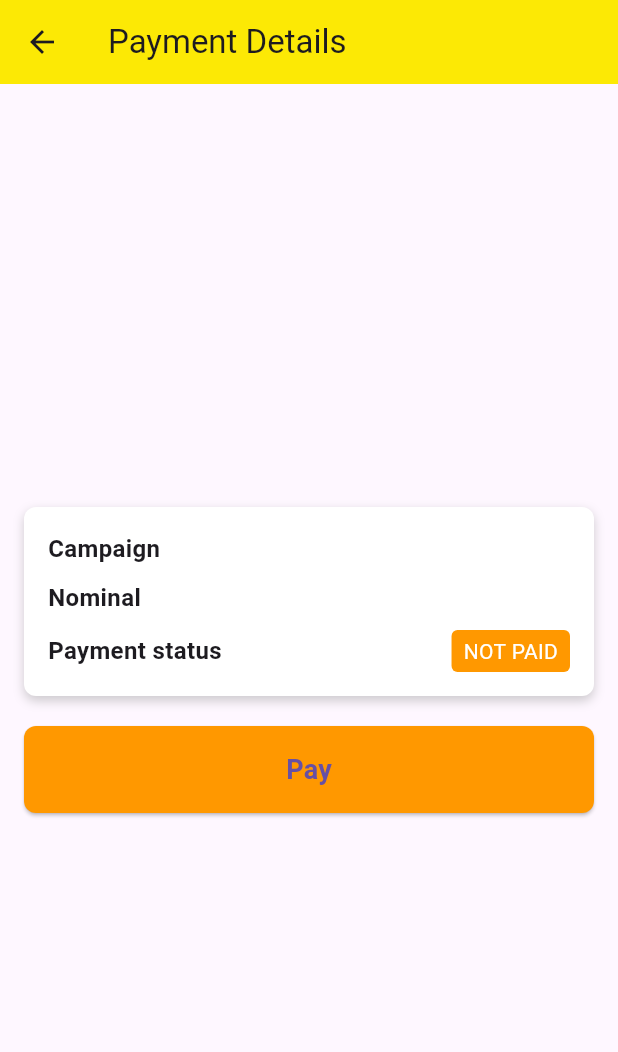
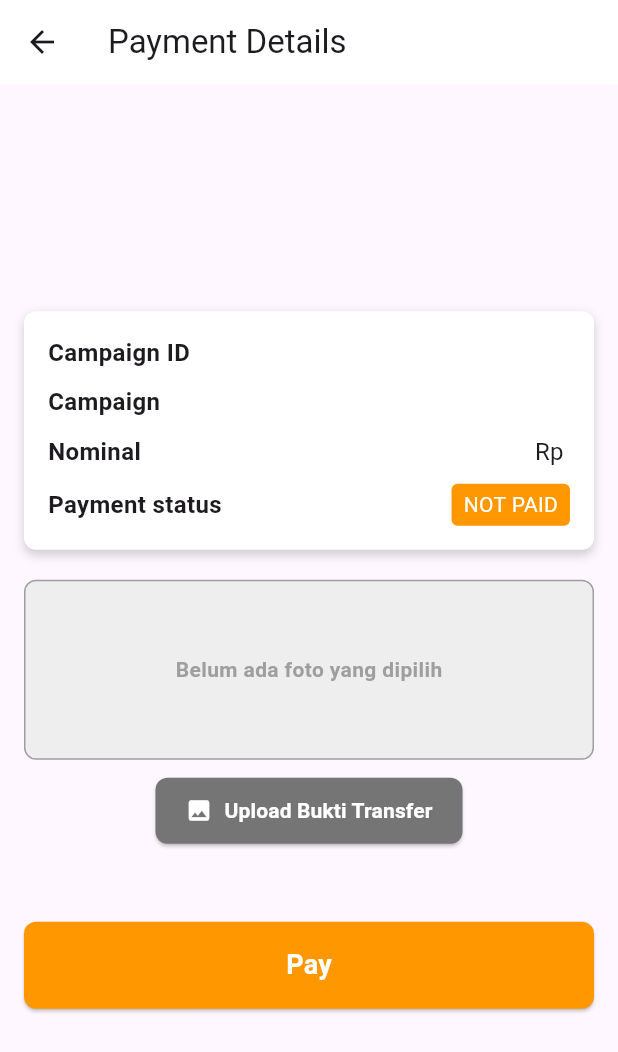
Before and after one commit to WildanHF/tubes_mobile, a Flutter app: the PaymentPage screen opened directly with empty values, on a phone screen of 412 x 824 dp. Shown: the top 1052 px of the screen. Run offline on Flutter 3.47's test engine with Material 3 defaults, Android fonts, the phone set to English and light mode, and no system bars; our stand-ins replace cool_alert, fluttertoast, image_picker, shared_preferences; missing offline and left inert: colorful_safe_area; accounts and stored records are empty.

Commit message:
update payments

```diff
--- a/tubes/lib/Home/donate/donProto.dart
+++ b/tubes/lib/Home/donate/donProto.dart
@@ -1,11 +1,14 @@
 import 'package:flutter/material.dart';
 import 'package:tubes/Home/Homepage.dart';
+import 'package:tubes/Home/donate/payments.dart';
+
 
 class Donproto extends StatelessWidget {
+  final int id;
   final String name;
   final String description;
 
-  const Donproto({Key? key, required this.name, required this.description}) : super(key: key);
+  const Donproto({Key? key, required this.id, required this.name, required this.description}) : super(key: key);
 
   @override
   Widget build(BuildContext context) {
@@ -86,7 +89,16 @@ class Donproto extends StatelessWidget {
                               alignment: Alignment.centerRight,
                               child: ElevatedButton(
   onPressed: () {
-                                  // Handle donation logic here
+    Navigator.push(
+      context,
+      MaterialPageRoute(
+        builder: (context) => PaymentPage(
+          campaignId: id.toString(), // Ganti sesuai ID campaign jika ada
+          campaignName: name,
+          donationAmount: _donationController.text,
+        ),
+      ),
+    );
   },
   child: Text('Donate'),
   style: ElevatedButton.styleFrom(
--- a/tubes/lib/Home/donate/payments.dart
+++ b/tubes/lib/Home/donate/payments.dart
@@ -2,6 +2,8 @@ import 'package:flutter/material.dart';
 import 'package:http/http.dart' as http;
 import 'dart:convert';
 import 'package:tubes/Home/Homepage.dart';
+import 'package:image_picker/image_picker.dart';
+import 'dart:io';
 
 class PaymentPage extends StatefulWidget {
   final String campaignId;
@@ -10,7 +12,7 @@ class PaymentPage extends StatefulWidget {
 
   const PaymentPage({
     Key? key,
-    required this.campaignId, // Add campaignId
+    required this.campaignId,
     required this.campaignName,
     required this.donationAmount,
   }) : super(key: key);
@@ -21,58 +23,98 @@ class PaymentPage extends StatefulWidget {
 
 class _PaymentPageState extends State<PaymentPage> {
   String paymentStatus = "NOT PAID";
+  File? _imageFile;
 
-  Future<void> makePayment() async {
+  Future<void> _pickImage() async {
+    final pickedFile =
+        await ImagePicker().pickImage(source: ImageSource.gallery);
+    if (pickedFile != null) {
+      setState(() {
+        _imageFile = File(pickedFile.path);
+      });
+    }
+  }
+
+  Future<void> createDonation() async {
     const String apiUrl = "http://192.168.100.42:3000/api/payments";
 
     try {
+      // Sesuaikan struktur data dengan yang diharapkan backend
+      final requestBody = {
+        "campaign_id": int.parse(widget.campaignId),
+        "campaign_name": widget.campaignName,
+        "donation_amount": double.parse(widget.donationAmount),
+        "payment_status": "PENDING",
+        "created_at": DateTime.now().toIso8601String(),
+      };
+
+      print('Request body: ${jsonEncode(requestBody)}');
+
       final response = await http.post(
         Uri.parse(apiUrl),
         headers: {
           "Content-Type": "application/json",
         },
-        body: jsonEncode({
-          "campaign_id": widget.campaignId,
-          "campaign_name": widget.campaignName,
-          "donation_amount": widget.donationAmount,
-          "status": "PAID", // Set initial payment status
-          "created_at": DateTime.now().toIso8601String(), // Timestamp for created_at
-          "updated_at": DateTime.now().toIso8601String(), // Timestamp for updated_at
-        }),
+        body: jsonEncode(requestBody),
       );
 
-      final data = jsonDecode(response.body);
+      print('Status code: ${response.statusCode}');
+      print('Response body: ${response.body}');
 
-      if (response.statusCode == 200 && data['success']) {
-        if (mounted) {
+      if (response.statusCode == 200 || response.statusCode == 201) {
+        final responseData = jsonDecode(response.body);
+
+        // Cek apakah response sukses
+        if (responseData['success'] == true) {
           setState(() {
             paymentStatus = "PAID";
           });
 
+          showDialog(
+            context: context,
+            barrierDismissible: false,
+            builder: (context) => AlertDialog(
+              title: const Text("Berhasil Donasi"),
+              content: const Text("Terima kasih atas donasi Anda!"),
+              actions: [
+                TextButton(
+                  onPressed: () {
+                    Navigator.of(context).pop();
+                    Navigator.pushAndRemoveUntil(
+                      context,
+                      MaterialPageRoute(builder: (context) => Homepage()),
+                      (route) => false,
+                    );
+                  },
+                  child: const Text("OK"),
+                ),
+              ],
+            ),
+          );
+        } else {
+          // Handle case where success is false
           ScaffoldMessenger.of(context).showSnackBar(
-            const SnackBar(content: Text("Payment successful!")),
+            SnackBar(content: Text("Payment failed: ${responseData['message'] ?? 'Unknown error'}")),
           );
-
-          if (mounted) {
-            Navigator.pushReplacement(
-              context,
-              MaterialPageRoute(builder: (context) => Homepage()),
-            );
-          }
         }
       } else {
-        if (mounted) {
+        // Handle HTTP error
+        try {
+          final errorData = jsonDecode(response.body);
           ScaffoldMessenger.of(context).showSnackBar(
-            const SnackBar(content: Text("Failed to process payment.")),
+            SnackBar(content: Text("Failed: ${errorData['message'] ?? errorData['error'] ?? 'Unknown error'}")),
+          );
+        } catch (e) {
+          ScaffoldMessenger.of(context).showSnackBar(
+            SnackBar(content: Text("Failed: HTTP ${response.statusCode}")),
           );
         }
       }
     } catch (e) {
-      if (mounted) {
-        ScaffoldMessenger.of(context).showSnackBar(
-          const SnackBar(content: Text("Error during payment.")),
-        );
-      }
+      print('Error: $e');
+      ScaffoldMessenger.of(context).showSnackBar(
+        SnackBar(content: Text("Error during payment: $e")),
+      );
     }
   }
 
@@ -81,7 +123,7 @@ class _PaymentPageState extends State<PaymentPage> {
     return Scaffold(
       appBar: AppBar(
         title: const Text("Payment Details"),
-        backgroundColor: const Color(0xFFFCE905),
+        backgroundColor: const Color.fromARGB(255, 255, 255, 255),
       ),
       body: Center(
         child: Padding(
@@ -110,11 +152,12 @@ class _PaymentPageState extends State<PaymentPage> {
                       mainAxisAlignment: MainAxisAlignment.spaceBetween,
                       children: [
                         const Text(
-                          "Campaign",
-                          style: TextStyle(fontSize: 16, fontWeight: FontWeight.bold),
+                          "Campaign ID",
+                          style: TextStyle(
+                              fontSize: 16, fontWeight: FontWeight.bold),
                         ),
                         Text(
-                          widget.campaignName,
+                          widget.campaignId,
                           style: const TextStyle(fontSize: 16),
                         ),
                       ],
@@ -124,11 +167,30 @@ class _PaymentPageState extends State<PaymentPage> {
                       mainAxisAlignment: MainAxisAlignment.spaceBetween,
                       children: [
                         const Text(
+                          "Campaign",
+                          style: TextStyle(
+                              fontSize: 16, fontWeight: FontWeight.bold),
+                        ),
+                        Flexible(
+                          child: Text(
+                            widget.campaignName,
+                            style: const TextStyle(fontSize: 16),
+                            textAlign: TextAlign.end,
+                          ),
+                        ),
+                      ],
+                    ),
+                    const SizedBox(height: 10),
+                    Row(
+                      mainAxisAlignment: MainAxisAlignment.spaceBetween,
+                      children: [
+                        const Text(
                           "Nominal",
-                          style: TextStyle(fontSize: 16, fontWeight: FontWeight.bold),
+                          style: TextStyle(
+                              fontSize: 16, fontWeight: FontWeight.bold),
                         ),
                         Text(
-                          widget.donationAmount,
+                          "Rp ${widget.donationAmount}",
                           style: const TextStyle(fontSize: 16),
                         ),
                       ],
@@ -139,7 +201,8 @@ class _PaymentPageState extends State<PaymentPage> {
                       children: [
                         const Text(
                           "Payment status",
-                          style: TextStyle(fontSize: 16, fontWeight: FontWeight.bold),
+                          style: TextStyle(
+                              fontSize: 16, fontWeight: FontWeight.bold),
                         ),
                         Container(
                           padding: const EdgeInsets.symmetric(
@@ -163,20 +226,71 @@ class _PaymentPageState extends State<PaymentPage> {
                 ),
               ),
               const SizedBox(height: 20),
+              Column(
+                children: [
+                  _imageFile != null
+                      ? ClipRRect(
+                          borderRadius: BorderRadius.circular(8),
+                          child: Image.file(_imageFile!, height: 120, fit: BoxFit.cover),
+                        )
+                      : Container(
+                          height: 120,
+                          width: double.infinity,
+                          decoration: BoxDecoration(
+                            color: Colors.grey[200],
+                            borderRadius: BorderRadius.circular(8),
+                            border: Border.all(color: Colors.grey),
+                          ),
+                          child: const Center(
+                            child: Text(
+                              "Belum ada foto yang dipilih",
+                              style: TextStyle(
+                                color: Colors.grey,
+                                fontWeight: FontWeight.bold,
+                              ),
+                            ),
+                          ),
+                        ),
+                  const SizedBox(height: 10),
+                  ElevatedButton.icon(
+                    onPressed: _pickImage,
+                    icon: const Icon(Icons.photo, color: Colors.white),
+                    label: const Text(
+                      "Upload Bukti Transfer",
+                      style: TextStyle(
+                        color: Colors.white,
+                        fontWeight: FontWeight.bold,
+                      ),
+                    ),
+                    style: ElevatedButton.styleFrom(
+                      backgroundColor: Colors.grey[600],
+                      padding: const EdgeInsets.symmetric(horizontal: 20, vertical: 12),
+                      shape: RoundedRectangleBorder(
+                        borderRadius: BorderRadius.circular(8),
+                      ),
+                    ),
+                  ),
+                ],
+              ),
+              const SizedBox(height: 50),
               SizedBox(
                 width: double.infinity,
                 child: ElevatedButton(
-                  onPressed: makePayment,
+                  onPressed: paymentStatus == "PAID" ? null : createDonation,
                   style: ElevatedButton.styleFrom(
-                    backgroundColor: Colors.orange,
+                    backgroundColor: paymentStatus == "PAID" ? Colors.green : Colors.orange,
                     padding: const EdgeInsets.symmetric(vertical: 16),
                     shape: RoundedRectangleBorder(
                       borderRadius: BorderRadius.circular(8),
                     ),
                   ),
-                  child: const Text(
-                    "Pay",
-                    style: TextStyle(fontSize: 18, fontWeight: FontWeight.bold),
+                  child: Text(
+                    paymentStatus == "PAID" ? "PAID ✓" : "Pay",
+                    style: const TextStyle(
+                      fontSize: 18,
+                      fontWeight: FontWeight.bold,
+                      color: Colors.white,
+                    ),
                   ),
                 ),
               ),
--- a/tubes/lib/Profile/ContactUs.dart
+++ b/tubes/lib/Profile/ContactUs.dart
@@ -37,7 +37,7 @@ class _ContactUsPageState extends State<ContactUsPage> {
 
   // Function to submit the form
   Future<void> _submitForm() async {
-    final url = Uri.parse('http://127.0.0.1:3000/api/contact_us');
+    final url = Uri.parse('http://192.168.100.42:3000/api/contact_us');
     // 'http://192.168.100.12:/api/contact_us');
     final body = {
       'first_name': _firstNameController.text,
--- a/tubes/lib/sreens/login.dart
+++ b/tubes/lib/sreens/login.dart
@@ -56,9 +56,9 @@ class _LoginPageState extends State<LoginPage> {
 
       try {
         const String BASE_URL =
-            "http://127.0.0.1:3000"; // Ganti dengan URL backend Anda
+            "http://192.168.100.42:3000"; // Ganti dengan URL backend Anda
         final response = await http.post(
-          Uri.parse('$BASE_URL/api/Account/login'),
+          Uri.parse('$BASE_URL/Account/login'),
           headers: {"Content-Type": "application/json"},
           body: jsonEncode(data),
         );
--- a/tubes/lib/sreens/registrasi.dart
+++ b/tubes/lib/sreens/registrasi.dart
@@ -102,9 +102,9 @@ class _RegisterPageState extends State<RegisterPage> {
       try {
         // Kirim data ke API
         const String BASE_URL =
-            "http://127.0.0.1:3000"; // Ganti dengan URL backend Anda
+            "http://192.168.100.42:3000"; // Ganti dengan URL backend Anda
         final response = await http.post(
-          Uri.parse('$BASE_URL/api/Account/registrasi'),
+          Uri.parse('$BASE_URL/Account/registrasi'),
           headers: {"Content-Type": "application/json"},
           body: jsonEncode(data),
         );
--- a/tubes/pubspec.yaml
+++ b/tubes/pubspec.yaml
@@ -39,6 +39,7 @@ dependencies:
   flutter_dotenv: ^5.1.0
   colorful_safe_area: ^1.0.0
   flare_flutter: ^3.0.2
+
 
 
 
```
Also changed, not shown: tubes/lib/Home/Homepage.dart (+9 -8 lines), tubes/pubspec.lock. Lines whose indentation alone changed are shown as unchanged.
